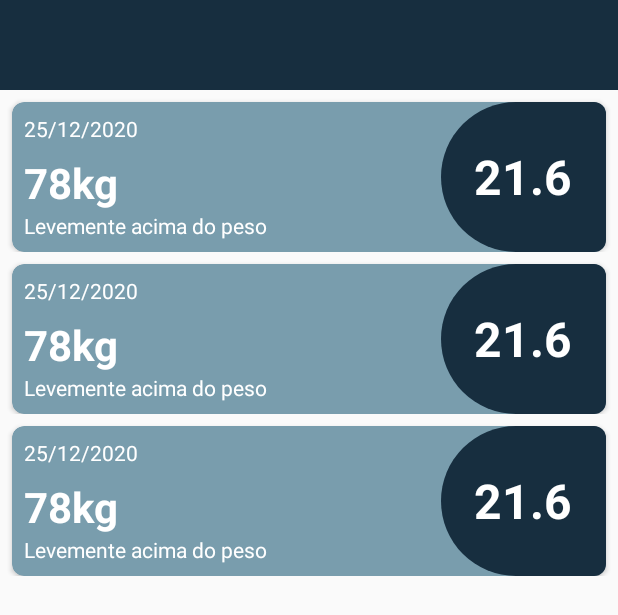
After one commit to sarah1510/appAndroid, an Android app: the layout activity_historico.xml on its own in the app's theme, with its tools: preview values and no code run, on a phone screen of 412 x 824 dp. The commit adds this screen. Shown: the top 615 px of the screen. Run offline under Robolectric (Android 15) with nearby library versions, the phone set to English and light mode, and no system bars.

Commit message:
aula 06/12/2021

```diff
--- a/app/src/main/AndroidManifest.xml
+++ b/app/src/main/AndroidManifest.xml
@@ -9,7 +9,8 @@
         android:roundIcon="@drawable/calculadora_de_calorias"
         android:supportsRtl="true"
         android:theme="@style/Theme.PrimeiroApp">
-        <activity android:name=".SobrePesagemActivity"></activity>
+        <activity android:name=".ui.HistoricoActivity"></activity>
+        <activity android:name=".SobrePesagemActivity" />
         <activity android:name=".ui.PesagemActivity" />
         <activity android:name=".ui.DashboardActivity" />
         <activity android:name=".ui.NovoUsuarioActivity" />
--- /dev/null
+++ b/app/src/main/java/com/example/primeiroapp/model/Pesagem.kt
@@ -0,0 +1,5 @@
+package com.example.primeiroapp.model
+
+data class Pesagem (
+        var dataPesagem: String,
+        var peso: Int)
--- /dev/null
+++ b/app/src/main/java/com/example/primeiroapp/repository/PesagemRepository.kt
@@ -0,0 +1,44 @@
+package com.example.primeiroapp.repository
+
+import android.content.Context
+import com.example.primeiroapp.model.Pesagem
+
+class PesagemRepository (var context: Context){
+
+    //retorna uma lista de pesagem
+    fun getListaPesagem(): List<Pesagem> {
+        val listaPesagem = mutableListOf<Pesagem>()
+
+
+        // *** Preencher a lista de pesagem
+        val dados =
+                context
+                        .getSharedPreferences(
+                                "usuario",
+                            Context.MODE_PRIVATE)
+
+
+//guardar as datas e pesos em uma variavel
+        val pesosString = dados.getString("pesagem", "")
+        //60;62;70;65;67
+        val pesos = pesosString!!.split(";").toTypedArray()
+
+        val datasString = dados.getString("data_pesagem", "")
+        //2021-11-29;2021-11-29;2021-11-29;2021-11-29;2021-12-06
+
+        val datas = datasString!!.split(";").toTypedArray()
+
+//interação com a,listagem
+        // *** Criar lista de pesagem
+        for (i in 0 until pesos.size){
+            // .. = até (de 0 até 3)
+            val pesagem = Pesagem(datas[i], pesos[i].toInt())
+
+            //adicionando o objeto para a lista
+            listaPesagem.add(pesagem)
+
+        }
+        return listaPesagem
+    }
+
+}
--- a/app/src/main/java/com/example/primeiroapp/ui/DashboardActivity.kt
+++ b/app/src/main/java/com/example/primeiroapp/ui/DashboardActivity.kt
@@ -3,10 +3,12 @@ package com.example.primeiroapp.ui
 import android.content.Intent
 import androidx.appcompat.app.AppCompatActivity
 import android.os.Bundle
+import android.util.Log
 import android.widget.ImageView
 import android.widget.RelativeLayout
 import android.widget.TextView
 import com.example.primeiroapp.R
+import com.example.primeiroapp.repository.PesagemRepository
 import com.example.primeiroapp.utils.calcularIdade
 import com.example.primeiroapp.utils.convertBase64ToBitmap
 
@@ -21,6 +23,7 @@ class DashboardActivity : AppCompatActivity() {
     lateinit var tvAltura: TextView
     lateinit var ivPerfil: ImageView
     lateinit var relativeNovaPesagem: RelativeLayout
+    lateinit var relativeHistorico: RelativeLayout
 
     override fun onCreate(savedInstanceState: Bundle?) {
         super.onCreate(savedInstanceState)
@@ -37,11 +40,17 @@ class DashboardActivity : AppCompatActivity() {
         tvAltura = findViewById(R.id.tv_dash_altura)
         ivPerfil = findViewById(R.id.iv_dash_foto_perfil)
         relativeNovaPesagem = findViewById(R.id.relative_pesar_agora)
+        relativeHistorico = findViewById(R.id.relative_historico)
 
         relativeNovaPesagem.setOnClickListener {
             val intent = Intent(this, PesagemActivity::class.java)
             startActivity(intent)
 
+        }
+
+        relativeHistorico.setOnClickListener {
+            val intent = Intent(this, HistoricoActivity::class.java)
+            startActivity(intent)
         }
 
         carregarDashboard()
--- /dev/null
+++ b/app/src/main/java/com/example/primeiroapp/ui/HistoricoActivity.kt
@@ -0,0 +1,14 @@
+package com.example.primeiroapp.ui
+
+import androidx.appcompat.app.AppCompatActivity
+import android.os.Bundle
+import com.example.primeiroapp.R
+
+class HistoricoActivity : AppCompatActivity() {
+    override fun onCreate(savedInstanceState: Bundle?) {
+        super.onCreate(savedInstanceState)
+        setContentView(R.layout.activity_historico)
+
+        supportActionBar!!.hide()
+    }
+}
--- /dev/null
+++ b/app/src/main/res/drawable/imc_pesagem_background.xml
@@ -0,0 +1,12 @@
+<?xml version="1.0" encoding="utf-8"?>
+<shape
+    xmlns:android="http://schemas.android.com/apk/res/android"
+    android:shape="rectangle">
+
+    <solid
+        android:color="@color/blue_700"/>
+
+    <corners android:topLeftRadius="50dp"
+        android:bottomLeftRadius="50dp"/>
+
+</shape>
--- a/app/src/main/res/layout/activity_dashboard.xml
+++ b/app/src/main/res/layout/activity_dashboard.xml
@@ -214,6 +214,7 @@
 
 
         <RelativeLayout
+            android:id="@+id/relative_historico"
             android:layout_width="300dp"
             android:layout_height="100dp"
             android:layout_marginStart="50dp"
--- /dev/null
+++ b/app/src/main/res/layout/activity_historico.xml
@@ -0,0 +1,27 @@
+<?xml version="1.0" encoding="utf-8"?>
+<androidx.constraintlayout.widget.ConstraintLayout xmlns:android="http://schemas.android.com/apk/res/android"
+    xmlns:app="http://schemas.android.com/apk/res-auto"
+    xmlns:tools="http://schemas.android.com/tools"
+    android:layout_width="match_parent"
+    android:layout_height="match_parent"
+    tools:context=".ui.HistoricoActivity">
+
+    <androidx.recyclerview.widget.RecyclerView
+        android:id="@+id/rv_historico"
+        android:layout_width="match_parent"
+        android:layout_height="0dp"
+        tools:layout_editor_absoluteX="-33dp"
+        tools:layout_editor_absoluteY="-210dp"
+        tools:listitem="@layout/lista_pesagem_layout"
+        app:layout_constraintTop_toBottomOf="@id/header_perfil"
+        app:layout_constraintStart_toStartOf="parent"/>
+
+    <androidx.constraintlayout.widget.ConstraintLayout
+        android:id="@+id/header_perfil"
+        android:layout_width="match_parent"
+        android:layout_height="60dp"
+        android:background="@color/blue_700"
+        app:layout_constraintTop_toTopOf="parent"
+        app:layout_constraintStart_toStartOf="parent"/>
+
+</androidx.constraintlayout.widget.ConstraintLayout>
--- /dev/null
+++ b/app/src/main/res/layout/lista_pesagem_layout.xml
@@ -0,0 +1,77 @@
+<?xml version="1.0" encoding="utf-8"?>
+<androidx.constraintlayout.widget.ConstraintLayout xmlns:android="http://schemas.android.com/apk/res/android"
+    android:layout_width="match_parent"
+    android:layout_height="wrap_content"
+    xmlns:app="http://schemas.android.com/apk/res-auto">
+
+    <androidx.cardview.widget.CardView
+        android:layout_width="match_parent"
+        android:layout_height="100dp"
+        android:layout_marginStart="8dp"
+        android:layout_marginTop="8dp"
+        android:layout_marginEnd="8dp"
+        app:layout_constraintTop_toTopOf="parent"
+        app:layout_constraintStart_toStartOf="parent"
+        app:cardBackgroundColor="@color/blue_200"
+        app:cardCornerRadius="8dp">
+
+        <androidx.constraintlayout.widget.ConstraintLayout
+            android:layout_width="match_parent"
+            android:layout_height="match_parent">
+
+            <TextView
+                android:id="@+id/tv_data_pesagem"
+                android:layout_width="wrap_content"
+                android:layout_height="wrap_content"
+                android:text="25/12/2020"
+                app:layout_constraintTop_toTopOf="parent"
+                app:layout_constraintStart_toStartOf="parent"
+                android:layout_marginTop="8dp"
+                android:layout_marginStart="8dp"
+                android:textColor="@color/white"/>
+
+            <TextView
+                android:id="@+id/tv_peso"
+                android:layout_width="wrap_content"
+                android:layout_height="wrap_content"
+                android:text="78kg"
+                app:layout_constraintTop_toBottomOf="@id/tv_data_pesagem"
+                app:layout_constraintStart_toStartOf="@id/tv_data_pesagem"
+                android:textSize="28sp"
+                android:textStyle="bold"
+                android:textColor="@color/white"
+                android:layout_marginTop="7dp"/>
+
+            <TextView
+                android:id="@+id/tv_status_imc"
+                android:layout_width="wrap_content"
+                android:layout_height="wrap_content"
+                android:text="Levemente acima do peso"
+                app:layout_constraintTop_toBottomOf="@id/tv_peso"
+                app:layout_constraintStart_toStartOf="@id/tv_peso"
+                android:textColor="@color/white"/>
+
+            <LinearLayout
+                android:layout_width="110dp"
+                android:layout_height="match_parent"
+                android:background="@drawable/imc_pesagem_background"
+                app:layout_constraintEnd_toEndOf="parent"
+                app:layout_constraintTop_toTopOf="parent"
+                android:gravity="center">
+
+                <TextView
+                    android:id="@+id/tv_valor_imc"
+                    android:layout_width="wrap_content"
+                    android:layout_height="wrap_content"
+                    android:text="21.6"
+                    android:textSize="32sp"
+                    android:textStyle="bold"
+                    android:textColor="@color/white"/>
+            </LinearLayout>
+
+        </androidx.constraintlayout.widget.ConstraintLayout>
+
+
+    </androidx.cardview.widget.CardView>
+
+</androidx.constraintlayout.widget.ConstraintLayout>
```
